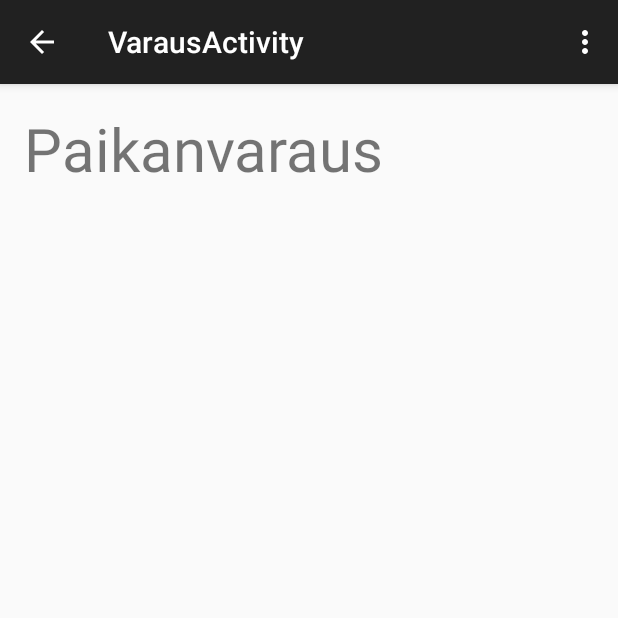
After one commit to MattiLiikala/LippuVaraaja, an Android app: the VarausActivity screen opened directly, with no data from a screen before it, on a phone screen of 412 x 824 dp, the top half of it. The commit adds this screen. Run offline under Robolectric (Android 15) with nearby library versions, the phone set to English and light mode, and no system bars.

Commit message:
varausjärjestelmä lisätty

```diff
--- /dev/null
+++ b/app/src/main/java/com/example/matti/lippuvaraaja/VarausActivity.java
@@ -0,0 +1,46 @@
+package com.example.matti.lippuvaraaja;
+
+import android.content.Intent;
+import android.support.v7.app.ActionBarActivity;
+import android.os.Bundle;
+import android.view.Menu;
+import android.view.MenuItem;
+import android.widget.TextView;
+
+
+public class VarausActivity extends ActionBarActivity {
+
+    @Override
+    protected void onCreate(Bundle savedInstanceState) {
+        super.onCreate(savedInstanceState);
+        Intent intent = getIntent();
+        setContentView(R.layout.activity_varaus);
+        String message = intent.getStringExtra(AsiakasActivity.EXTRA_MESSAGE);
+        TextView textView = (TextView)findViewById(R.id.viesti);
+        textView.setTextSize(40);
+        textView.setText("Paikanvaraus");
+    }
+
+
+    @Override
+    public boolean onCreateOptionsMenu(Menu menu) {
+        // Inflate the menu; this adds items to the action bar if it is present.
+        getMenuInflater().inflate(R.menu.menu_varaus, menu);
+        return true;
+    }
+
+    @Override
+    public boolean onOptionsItemSelected(MenuItem item) {
+        // Handle action bar item clicks here. The action bar will
+        // automatically handle clicks on the Home/Up button, so long
+        // as you specify a parent activity in AndroidManifest.xml.
+        int id = item.getItemId();
+
+        //noinspection SimplifiableIfStatement
+        if (id == R.id.action_settings) {
+            return true;
+        }
+
+        return super.onOptionsItemSelected(item);
+    }
+}
--- /dev/null
+++ b/app/src/main/res/layout/activity_varaus.xml
@@ -0,0 +1,13 @@
+<RelativeLayout xmlns:android="http://schemas.android.com/apk/res/android"
+    xmlns:tools="http://schemas.android.com/tools" android:layout_width="match_parent"
+    android:layout_height="match_parent" android:paddingLeft="@dimen/activity_horizontal_margin"
+    android:paddingRight="@dimen/activity_horizontal_margin"
+    android:paddingTop="@dimen/activity_vertical_margin"
+    android:paddingBottom="@dimen/activity_vertical_margin"
+    tools:context="com.example.matti.lippuvaraaja.VarausActivity">
+
+    <TextView android:text="@string/hello_world" android:layout_width="wrap_content"
+        android:layout_height="wrap_content"
+        android:id="@+id/viesti"/>
+
+</RelativeLayout>
--- /dev/null
+++ b/app/src/main/res/menu/menu_varaus.xml
@@ -0,0 +1,7 @@
+<menu xmlns:android="http://schemas.android.com/apk/res/android"
+    xmlns:app="http://schemas.android.com/apk/res-auto"
+    xmlns:tools="http://schemas.android.com/tools"
+    tools:context="com.example.matti.lippuvaraaja.VarausActivity">
+    <item android:id="@+id/action_settings" android:title="@string/action_settings"
+        android:orderInCategory="100" app:showAsAction="never" />
+</menu>
--- a/app/src/main/res/values/strings.xml
+++ b/app/src/main/res/values/strings.xml
@@ -12,7 +12,7 @@
     <string name="tab_paiva">Päivä</string>
     <string name="tab_naytos">Näytös</string>
     <string name="intro_message">
-        <![CDATA[
+<![CDATA[
 
 
             Moroo.
@@ -20,5 +20,6 @@
 
         ]]>
     </string>
+    <string name="title_activity_varaus">VarausActivity</string>
 
 </resources>
```
Also changed, not shown: app/src/main/AndroidManifest.xml (+8 -0 lines), app/src/main/java/com/example/matti/lippuvaraaja/AsiakasActivity.java (+12 -0 lines), app/src/main/res/layout/activity_asiakas.xml (+12 -3 lines), 1 other file.
